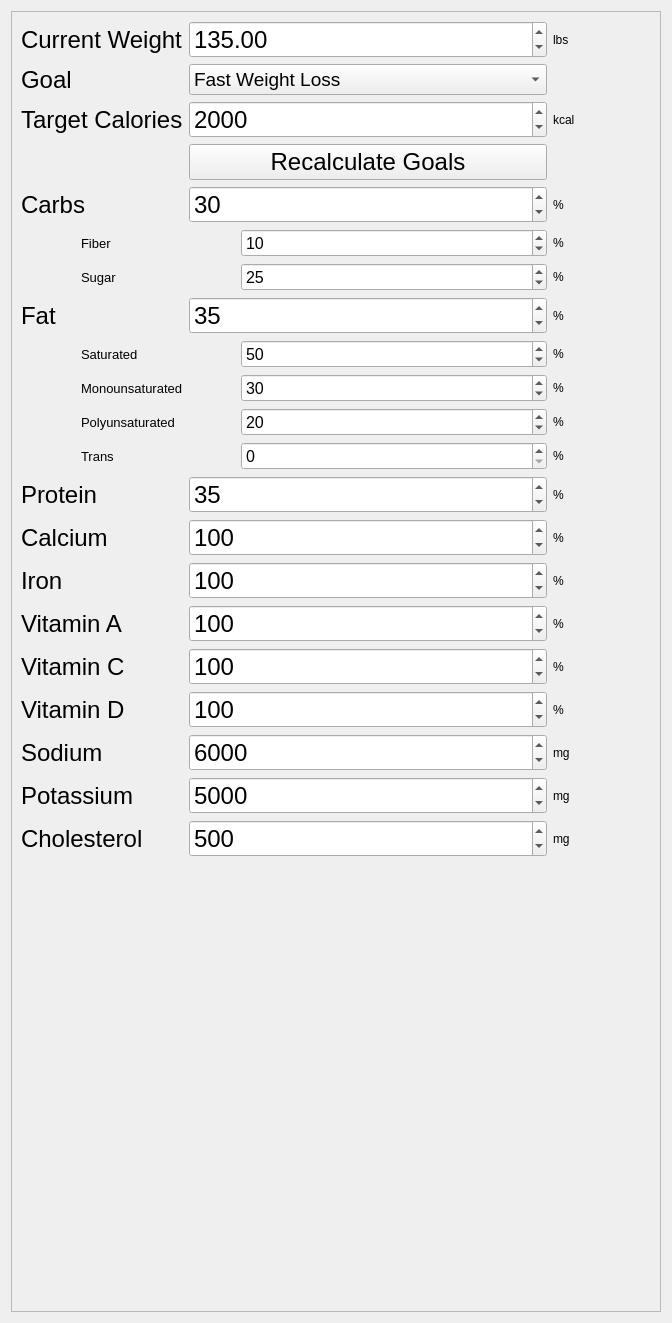
Old version of the form ui/pages/GoalsPage.ui in the repository OpenFitnessPal/OpenFitnessPal.
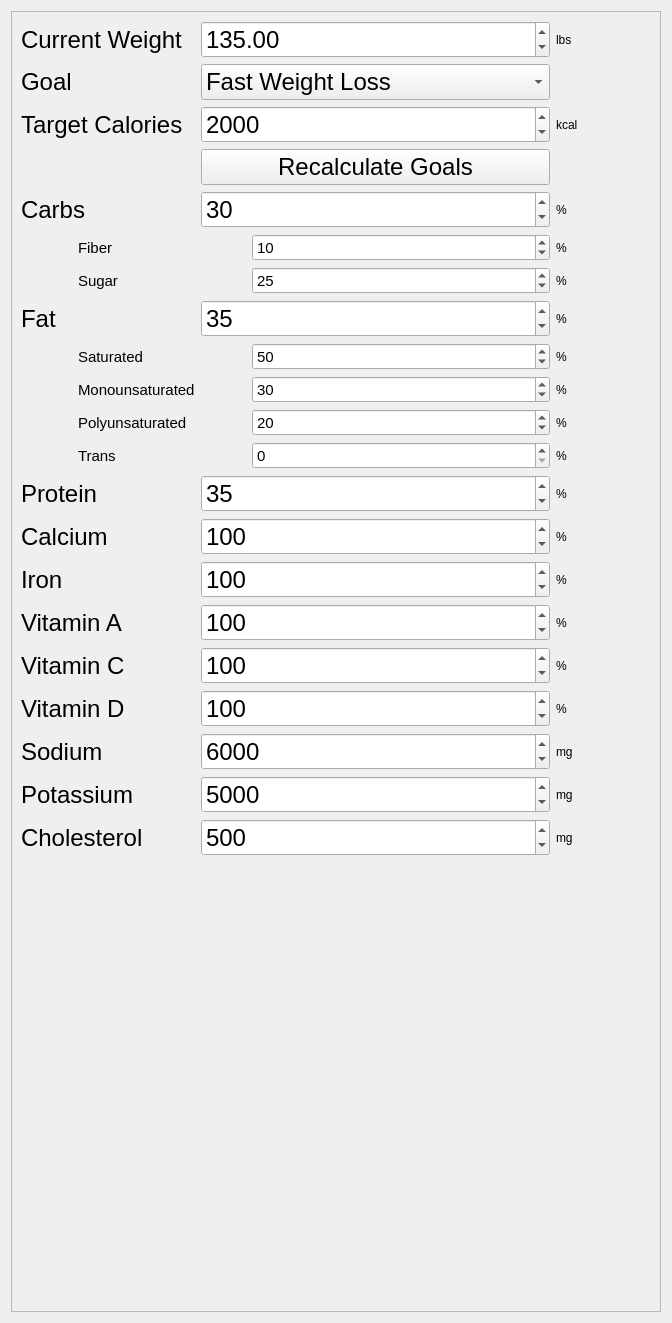
New version of the form.

The edit to the form file:
```diff
--- a/ui/pages/GoalsPage.ui
+++ b/ui/pages/GoalsPage.ui
@@ -12,7 +12,7 @@
   </property>
   <property name="font">
    <font>
-    <pointsize>18</pointsize>
+    <pointsize>9</pointsize>
    </font>
   </property>
   <property name="windowTitle">
@@ -21,6 +21,11 @@
   <layout class="QVBoxLayout" name="verticalLayout">
    <item>
     <widget class="QScrollArea" name="scrollArea">
+     <property name="font">
+      <font>
+       <pointsize>18</pointsize>
+      </font>
+     </property>
      <property name="widgetResizable">
       <bool>true</bool>
      </property>
@@ -48,6 +53,11 @@
        </item>
        <item row="2" column="0" colspan="2">
         <widget class="QLabel" name="label_3">
+         <property name="font">
+          <font>
+           <pointsize>18</pointsize>
+          </font>
+         </property>
          <property name="text">
           <string>Target Calories</string>
          </property>
@@ -55,6 +65,14 @@
        </item>
        <item row="16" column="2" colspan="7">
         <widget class="QSpinBox" name="vitaminA">
+         <property name="font">
+          <font>
+           <pointsize>18</pointsize>
+          </font>
+         </property>
+         <property name="alignment">
+          <set>Qt::AlignLeading|Qt::AlignLeft|Qt::AlignVCenter</set>
+         </property>
          <property name="minimum">
           <number>0</number>
          </property>
@@ -97,7 +115,7 @@
         <widget class="QLabel" name="label_24">
          <property name="font">
           <font>
-           <pointsize>10</pointsize>
+           <pointsize>11</pointsize>
           </font>
          </property>
          <property name="text">
@@ -119,6 +137,14 @@
        </item>
        <item row="4" column="2" colspan="7">
         <widget class="QSpinBox" name="carbs">
+         <property name="font">
+          <font>
+           <pointsize>18</pointsize>
+          </font>
+         </property>
+         <property name="alignment">
+          <set>Qt::AlignLeading|Qt::AlignLeft|Qt::AlignVCenter</set>
+         </property>
          <property name="minimum">
           <number>0</number>
          </property>
@@ -135,6 +161,14 @@
        </item>
        <item row="19" column="2" colspan="7">
         <widget class="QSpinBox" name="sodium">
+         <property name="font">
+          <font>
+           <pointsize>18</pointsize>
+          </font>
+         </property>
+         <property name="alignment">
+          <set>Qt::AlignLeading|Qt::AlignLeft|Qt::AlignVCenter</set>
+         </property>
          <property name="minimum">
           <number>0</number>
          </property>
@@ -151,6 +185,14 @@
        </item>
        <item row="21" column="2" colspan="7">
         <widget class="QSpinBox" name="cholesterol">
+         <property name="font">
+          <font>
+           <pointsize>18</pointsize>
+          </font>
+         </property>
+         <property name="alignment">
+          <set>Qt::AlignLeading|Qt::AlignLeft|Qt::AlignVCenter</set>
+         </property>
          <property name="minimum">
           <number>0</number>
          </property>
@@ -179,6 +221,11 @@
        </item>
        <item row="22" column="4">
         <spacer name="verticalSpacer">
+         <property name="font">
+          <font>
+           <pointsize>18</pointsize>
+          </font>
+         </property>
          <property name="orientation">
           <enum>Qt::Orientation::Vertical</enum>
          </property>
@@ -194,7 +241,7 @@
         <widget class="QLabel" name="label_16">
          <property name="font">
           <font>
-           <pointsize>10</pointsize>
+           <pointsize>11</pointsize>
           </font>
          </property>
          <property name="text">
@@ -216,6 +263,14 @@
        </item>
        <item row="20" column="2" colspan="7">
         <widget class="QSpinBox" name="potassium">
+         <property name="font">
+          <font>
+           <pointsize>18</pointsize>
+          </font>
+         </property>
+         <property name="alignment">
+          <set>Qt::AlignLeading|Qt::AlignLeft|Qt::AlignVCenter</set>
+         </property>
          <property name="minimum">
           <number>0</number>
          </property>
@@ -234,9 +289,12 @@
         <widget class="QSpinBox" name="poly">
          <property name="font">
           <font>
-           <pointsize>12</pointsize>
+           <pointsize>11</pointsize>
           </font>
          </property>
+         <property name="alignment">
+          <set>Qt::AlignLeading|Qt::AlignLeft|Qt::AlignVCenter</set>
+         </property>
          <property name="minimum">
           <number>0</number>
          </property>
@@ -285,7 +343,7 @@
          </property>
          <property name="font">
           <font>
-           <pointsize>10</pointsize>
+           <pointsize>11</pointsize>
           </font>
          </property>
          <property name="text">
@@ -309,7 +367,7 @@
         <widget class="QComboBox" name="goal">
          <property name="font">
           <font>
-           <pointsize>14</pointsize>
+           <pointsize>18</pointsize>
           </font>
          </property>
          <item>
@@ -343,7 +401,7 @@
         <widget class="QLabel" name="label_19">
          <property name="font">
           <font>
-           <pointsize>10</pointsize>
+           <pointsize>11</pointsize>
           </font>
          </property>
          <property name="text">
@@ -353,6 +411,11 @@
        </item>
        <item row="17" column="0" colspan="2">
         <widget class="QLabel" name="label_30">
+         <property name="font">
+          <font>
+           <pointsize>18</pointsize>
+          </font>
+         </property>
          <property name="text">
           <string>Vitamin C</string>
          </property>
@@ -372,6 +435,11 @@
        </item>
        <item row="13" column="0" colspan="2">
         <widget class="QLabel" name="label_11">
+         <property name="font">
+          <font>
+           <pointsize>18</pointsize>
+          </font>
+         </property>
          <property name="text">
           <string>Protein</string>
          </property>
@@ -379,6 +447,11 @@
        </item>
        <item row="0" column="0" colspan="2">
         <widget class="QLabel" name="label">
+         <property name="font">
+          <font>
+           <pointsize>18</pointsize>
+          </font>
+         </property>
          <property name="text">
           <string>Current Weight</string>
          </property>
@@ -386,6 +459,14 @@
        </item>
        <item row="15" column="2" colspan="7">
         <widget class="QSpinBox" name="iron">
+         <property name="font">
+          <font>
+           <pointsize>18</pointsize>
+          </font>
+         </property>
+         <property name="alignment">
+          <set>Qt::AlignLeading|Qt::AlignLeft|Qt::AlignVCenter</set>
+         </property>
          <property name="minimum">
           <number>0</number>
          </property>
@@ -402,6 +483,11 @@
        </item>
        <item row="4" column="0" colspan="2">
         <widget class="QLabel" name="label_6">
+         <property name="font">
+          <font>
+           <pointsize>18</pointsize>
+          </font>
+         </property>
          <property name="text">
           <string>Carbs</string>
          </property>
@@ -411,7 +497,7 @@
         <widget class="QLabel" name="label_22">
          <property name="font">
           <font>
-           <pointsize>10</pointsize>
+           <pointsize>11</pointsize>
           </font>
          </property>
          <property name="text">
@@ -421,6 +507,11 @@
        </item>
        <item row="20" column="0" colspan="2">
         <widget class="QLabel" name="label_37">
+         <property name="font">
+          <font>
+           <pointsize>18</pointsize>
+          </font>
+         </property>
          <property name="text">
           <string>Potassium</string>
          </property>
@@ -430,9 +521,12 @@
         <widget class="QSpinBox" name="trans">
          <property name="font">
           <font>
-           <pointsize>12</pointsize>
+           <pointsize>11</pointsize>
           </font>
          </property>
+         <property name="alignment">
+          <set>Qt::AlignLeading|Qt::AlignLeft|Qt::AlignVCenter</set>
+         </property>
          <property name="minimum">
           <number>0</number>
          </property>
@@ -461,6 +555,11 @@
        </item>
        <item row="18" column="0" colspan="2">
         <widget class="QLabel" name="label_32">
+         <property name="font">
+          <font>
+           <pointsize>18</pointsize>
+          </font>
+         </property>
          <property name="text">
           <string>Vitamin D</string>
          </property>
@@ -468,6 +567,11 @@
        </item>
        <item row="8" column="0">
         <widget class="QLabel" name="label_9">
+         <property name="font">
+          <font>
+           <pointsize>18</pointsize>
+          </font>
+         </property>
          <property name="text">
           <string>Fat</string>
          </property>
@@ -475,6 +579,14 @@
        </item>
        <item row="17" column="2" colspan="7">
         <widget class="QSpinBox" name="vitaminC">
+         <property name="font">
+          <font>
+           <pointsize>18</pointsize>
+          </font>
+         </property>
+         <property name="alignment">
+          <set>Qt::AlignLeading|Qt::AlignLeft|Qt::AlignVCenter</set>
+         </property>
          <property name="minimum">
           <number>0</number>
          </property>
@@ -503,6 +615,11 @@
        </item>
        <item row="14" column="0" colspan="2">
         <widget class="QLabel" name="label_25">
+         <property name="font">
+          <font>
+           <pointsize>18</pointsize>
+          </font>
+         </property>
          <property name="text">
           <string>Calcium</string>
          </property>
@@ -512,9 +629,12 @@
         <widget class="QSpinBox" name="sat">
          <property name="font">
           <font>
-           <pointsize>12</pointsize>
+           <pointsize>11</pointsize>
           </font>
          </property>
+         <property name="alignment">
+          <set>Qt::AlignLeading|Qt::AlignLeft|Qt::AlignVCenter</set>
+         </property>
          <property name="minimum">
           <number>0</number>
          </property>
@@ -531,6 +651,11 @@
        </item>
        <item row="1" column="0">
         <widget class="QLabel" name="label_5">
+         <property name="font">
+          <font>
+           <pointsize>18</pointsize>
+          </font>
+         </property>
          <property name="text">
           <string>Goal</string>
          </property>
@@ -550,6 +675,14 @@
        </item>
        <item row="18" column="2" colspan="7">
         <widget class="QSpinBox" name="vitaminD">
+         <property name="font">
+          <font>
+           <pointsize>18</pointsize>
+          </font>
+         </property>
+         <property name="alignment">
+          <set>Qt::AlignLeading|Qt::AlignLeft|Qt::AlignVCenter</set>
+         </property>
          <property name="minimum">
           <number>0</number>
          </property>
@@ -566,6 +699,14 @@
        </item>
        <item row="8" column="2" colspan="7">
         <widget class="QSpinBox" name="fat">
+         <property name="font">
+          <font>
+           <pointsize>18</pointsize>
+          </font>
+         </property>
+         <property name="alignment">
+          <set>Qt::AlignLeading|Qt::AlignLeft|Qt::AlignVCenter</set>
+         </property>
          <property name="minimum">
           <number>0</number>
          </property>
@@ -582,6 +723,14 @@
        </item>
        <item row="0" column="2" colspan="7">
         <widget class="QDoubleSpinBox" name="weight">
+         <property name="font">
+          <font>
+           <pointsize>18</pointsize>
+          </font>
+         </property>
+         <property name="alignment">
+          <set>Qt::AlignLeading|Qt::AlignLeft|Qt::AlignVCenter</set>
+         </property>
          <property name="correctionMode">
           <enum>QAbstractSpinBox::CorrectionMode::CorrectToNearestValue</enum>
          </property>
@@ -598,6 +747,14 @@
        </item>
        <item row="13" column="2" colspan="7">
         <widget class="QSpinBox" name="protein">
+         <property name="font">
+          <font>
+           <pointsize>18</pointsize>
+          </font>
+         </property>
+         <property name="alignment">
+          <set>Qt::AlignLeading|Qt::AlignLeft|Qt::AlignVCenter</set>
+         </property>
          <property name="minimum">
           <number>0</number>
          </property>
@@ -638,6 +795,11 @@
        </item>
        <item row="15" column="0" colspan="2">
         <widget class="QLabel" name="label_26">
+         <property name="font">
+          <font>
+           <pointsize>18</pointsize>
+          </font>
+         </property>
          <property name="text">
           <string>Iron</string>
          </property>
@@ -645,6 +807,11 @@
        </item>
        <item row="16" column="0" colspan="2">
         <widget class="QLabel" name="label_28">
+         <property name="font">
+          <font>
+           <pointsize>18</pointsize>
+          </font>
+         </property>
          <property name="text">
           <string>Vitamin A</string>
          </property>
@@ -652,6 +819,14 @@
        </item>
        <item row="2" column="2" colspan="7">
         <widget class="QSpinBox" name="calories">
+         <property name="font">
+          <font>
+           <pointsize>18</pointsize>
+          </font>
+         </property>
+         <property name="alignment">
+          <set>Qt::AlignLeading|Qt::AlignLeft|Qt::AlignVCenter</set>
+         </property>
          <property name="minimum">
           <number>10</number>
          </property>
@@ -668,6 +843,11 @@
        </item>
        <item row="21" column="0" colspan="2">
         <widget class="QLabel" name="label_39">
+         <property name="font">
+          <font>
+           <pointsize>18</pointsize>
+          </font>
+         </property>
          <property name="text">
           <string>Cholesterol</string>
          </property>
@@ -701,7 +881,7 @@
         <widget class="QLabel" name="label_18">
          <property name="font">
           <font>
-           <pointsize>10</pointsize>
+           <pointsize>11</pointsize>
           </font>
          </property>
          <property name="text">
@@ -723,6 +903,11 @@
        </item>
        <item row="19" column="0" colspan="2">
         <widget class="QLabel" name="label_34">
+         <property name="font">
+          <font>
+           <pointsize>18</pointsize>
+          </font>
+         </property>
          <property name="text">
           <string>Sodium</string>
          </property>
@@ -732,9 +917,12 @@
         <widget class="QSpinBox" name="mono">
          <property name="font">
           <font>
-           <pointsize>12</pointsize>
+           <pointsize>11</pointsize>
           </font>
          </property>
+         <property name="alignment">
+          <set>Qt::AlignLeading|Qt::AlignLeft|Qt::AlignVCenter</set>
+         </property>
          <property name="minimum">
           <number>0</number>
          </property>
@@ -751,6 +939,14 @@
        </item>
        <item row="14" column="2" colspan="7">
         <widget class="QSpinBox" name="calcium">
+         <property name="font">
+          <font>
+           <pointsize>18</pointsize>
+          </font>
+         </property>
+         <property name="alignment">
+          <set>Qt::AlignLeading|Qt::AlignLeft|Qt::AlignVCenter</set>
+         </property>
          <property name="minimum">
           <number>0</number>
          </property>
@@ -769,9 +965,12 @@
         <widget class="QSpinBox" name="fiber">
          <property name="font">
           <font>
-           <pointsize>12</pointsize>
+           <pointsize>11</pointsize>
           </font>
          </property>
+         <property name="alignment">
+          <set>Qt::AlignLeading|Qt::AlignLeft|Qt::AlignVCenter</set>
+         </property>
          <property name="minimum">
           <number>0</number>
          </property>
@@ -788,6 +987,11 @@
        </item>
        <item row="3" column="2" colspan="7">
         <widget class="QPushButton" name="recalc">
+         <property name="font">
+          <font>
+           <pointsize>18</pointsize>
+          </font>
+         </property>
          <property name="text">
           <string>Recalculate Goals</string>
          </property>
@@ -809,9 +1013,12 @@
         <widget class="QSpinBox" name="sugar">
          <property name="font">
           <font>
-           <pointsize>12</pointsize>
+           <pointsize>11</pointsize>
           </font>
          </property>
+         <property name="alignment">
+          <set>Qt::AlignLeading|Qt::AlignLeft|Qt::AlignVCenter</set>
+         </property>
          <property name="minimum">
           <number>0</number>
          </property>
```
Left out of the diff: 4 changed lines with no effect on the pictures.
